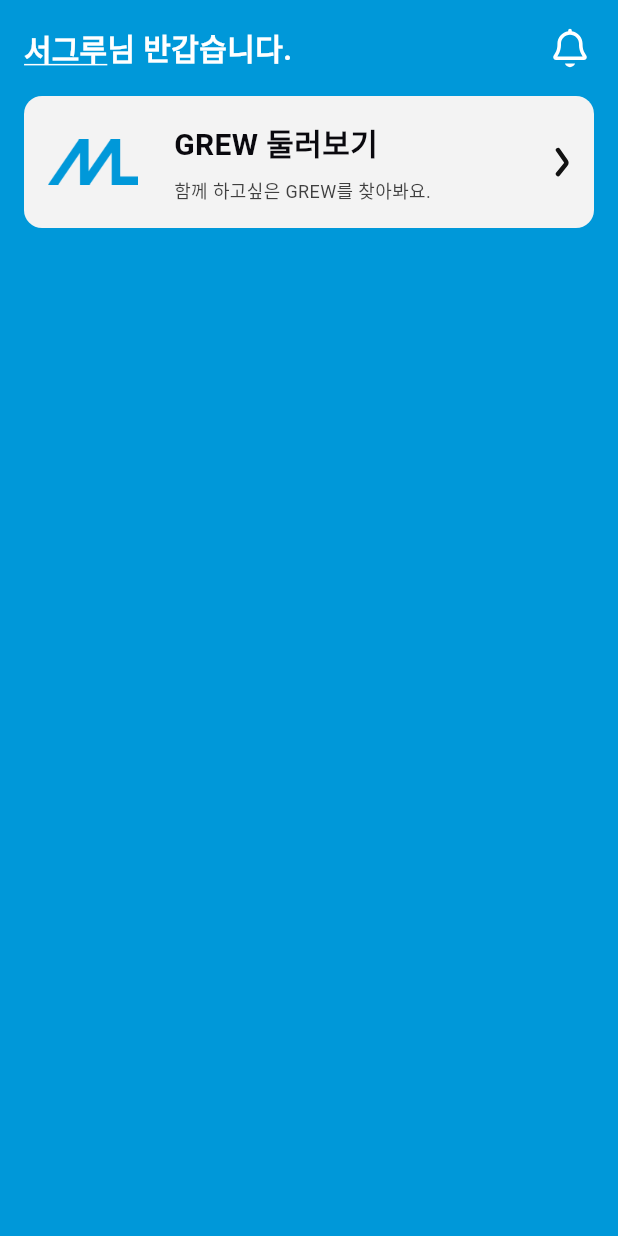
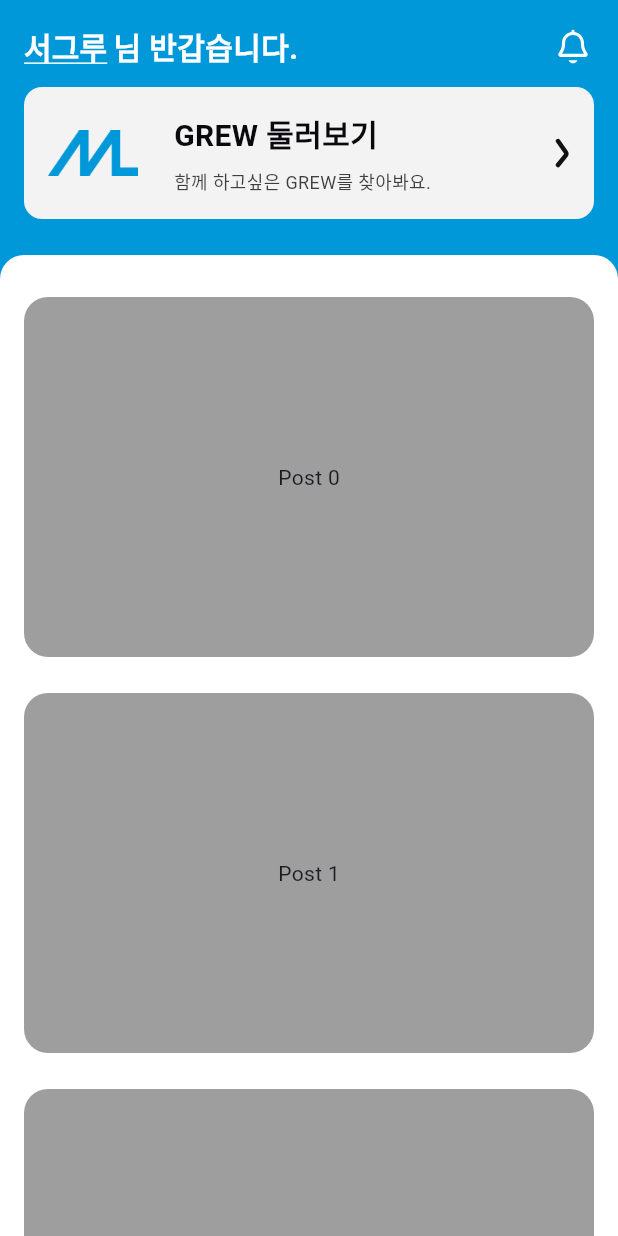
Before and after one commit to GREW-GNU/GREW_FE, a Flutter app: the screen it shows after launch, on a phone screen of 412 x 824 dp. Run offline on Flutter 3.47's test engine with Material 3 defaults, Android fonts, the phone set to English and light mode, and no system bars; our stand-ins replace flutter_dotenv, flutter_native_splash, flutter_riverpod, flutter_svg, go_router; missing offline and left inert: dart:ffi; Roboto replaces fonts that are missing (Pretendard).

Commit message:
✨ Feature: "Home UI 작성"
피드 위젯 대신 SizedBox로 임시 구성
💥수정 필요💥

related to: #5

```diff
--- a/lib/presentation/features/crew/views/home_page.dart
+++ b/lib/presentation/features/crew/views/home_page.dart
@@ -1,34 +1,58 @@
 import 'package:flutter/material.dart';
+import 'package:flutter/services.dart';
 import 'package:go_router/go_router.dart';
 import 'package:grew/core/router/app_router.dart';
 import 'package:grew/core/theme/colors.dart';
-import 'package:grew/core/theme/spacing.dart';
 import 'package:grew/core/theme/strings.dart';
 import 'package:grew/presentation/widgets/button/arrow_button.dart';
 import 'package:grew/presentation/widgets/button/link_text_button.dart';
 import 'package:grew/presentation/widgets/button/svg_icon_button.dart';
 
-class HomePage extends StatelessWidget {
+class HomePage extends StatefulWidget {
   const HomePage({super.key});
+
+  @override
+  State<HomePage> createState() => _HomePageState();
+}
+
+class _HomePageState extends State<HomePage> {
+  late ScrollController _scrollController;
+
+  @override
+  void initState() {
+    super.initState();
+    _scrollController = ScrollController();
+    _scrollController.addListener(_onScroll);
+  }
+
+  @override
+  void dispose() {
+    _scrollController.dispose();
+    super.dispose();
+  }
+
+  void _onScroll() {
+    setState(() {});
+  }
 
   @override
   Widget build(BuildContext context) {
     return Scaffold(
-      backgroundColor: AppColors.primaryBlue,
+      backgroundColor: AppColors.white,
       body: CustomScrollView(
         slivers: [
-          // Header
+          // 헤더 영역
           SliverAppBar(
             backgroundColor: AppColors.primaryBlue,
             elevation: 0,
-            pinned: false,
+            pinned: true,
             floating: false,
             snap: false,
+            stretch: true,
+            systemOverlayStyle: SystemUiOverlayStyle.light,
             expandedHeight: 170.0,
             flexibleSpace: FlexibleSpaceBar(
-              background: Container(
-                // color: AppColors.primaryBlue,
-                child: SafeArea(
+              background: SafeArea(
                 bottom: false,
                 child: Padding(
                   padding: const EdgeInsets.all(16.0),
@@ -41,7 +65,7 @@ class HomePage extends StatelessWidget {
                           Expanded(
                             child: Row(
                               children: [
-                                  // Home Header 사용자 닉네임 표기 및 환영 문구
+                                // 헤더 유저 정보 표시
                                 LinkTextButton(
                                   text: "서그루",
                                   color: AppColors.white,
@@ -53,7 +77,8 @@ class HomePage extends StatelessWidget {
                                     context.go(AppRoutes.my);
                                   },
                                 ),
-                                  Text(
+                                const SizedBox(width: 4),
+                                const Text(
                                   "님 반갑습니다.",
                                   style: TextStyle(
                                     color: AppColors.white,
@@ -67,10 +92,10 @@ class HomePage extends StatelessWidget {
                             ),
                           ),
                           const SizedBox(width: 16),
-                            // 알림 icon 버튼
+                          // 알림 버튼
                           SvgIconButton(
                             icon: 'lib/core/assets/icons/bell_icon.svg',
-                              size: 32,
+                            size: 28,
                             color: AppColors.white,
                             onPressed: () {
                               context.go(AppRoutes.my);
@@ -78,8 +103,9 @@ class HomePage extends StatelessWidget {
                           ),
                         ],
                       ),
-                        const SizedBox(height: 16),
-                        // CREW 목록 이동 버튼
+
+                      const SizedBox(height: 12),
+                      // GREW 리스트 페이지로 이동
                       ArrowButton(
                         title: AppStrings.grewEntryPointTitle,
                         subTitle: AppStrings.grewEntryPointSubTitle,
@@ -105,17 +131,57 @@ class HomePage extends StatelessWidget {
               ),
             ),
           ),
+
+          // 피드 박스 시작
+          SliverAppBar(
+            backgroundColor: AppColors.primaryBlue,
+            elevation: 0,
+            pinned: true,
+            floating: false,
+            snap: false,
+            stretch: false,
+            systemOverlayStyle: SystemUiOverlayStyle.dark,
+            toolbarHeight: 0,
+            collapsedHeight: 16,
+            expandedHeight: 16,
+            bottom: PreferredSize(
+              preferredSize: const Size.fromHeight(0),
+              child: Container(
+                height: 16,
+                decoration: const BoxDecoration(
+                  color: Colors.white,
+                  borderRadius: BorderRadius.vertical(top: Radius.circular(20)),
+                ),
+              ),
+            ),
           ),
 
-          // 피드 목록
-          SliverList.builder(
-            itemCount: 10,
-            itemBuilder: (context, idx) => Padding(
-              padding: EdgeInsets.fromLTRB(
-                AppPaddings.horizontalPadding,
-                HomeSpacings.postSpacing,
-                AppPaddings.horizontalPadding,
-                HomeSpacings.postSpacing,
+          // 최근 피드 리스트 콘텐츠
+          SliverList(
+            delegate: SliverChildBuilderDelegate((context, idx) {
+              return Container(
+                color: Colors.white,
+                padding: const EdgeInsets.symmetric(
+                  horizontal: 16,
+                  vertical: 12,
+                ),
+                child: ClipRRect(
+                  borderRadius: BorderRadius.circular(16),
+                  child: Container(
+                    height: 240,
+                    color: Colors.grey,
+                    child: Center(child: Text('Post $idx')),
+                  ),
+                ),
+              );
+            }, childCount: 10),
+          ),
+
+          const SliverToBoxAdapter(
+            child: SizedBox(
+              height: 24,
+              child: DecoratedBox(
+                decoration: BoxDecoration(color: Colors.white),
               ),
             ),
           ),
```
Lines whose indentation alone changed are shown as unchanged.
